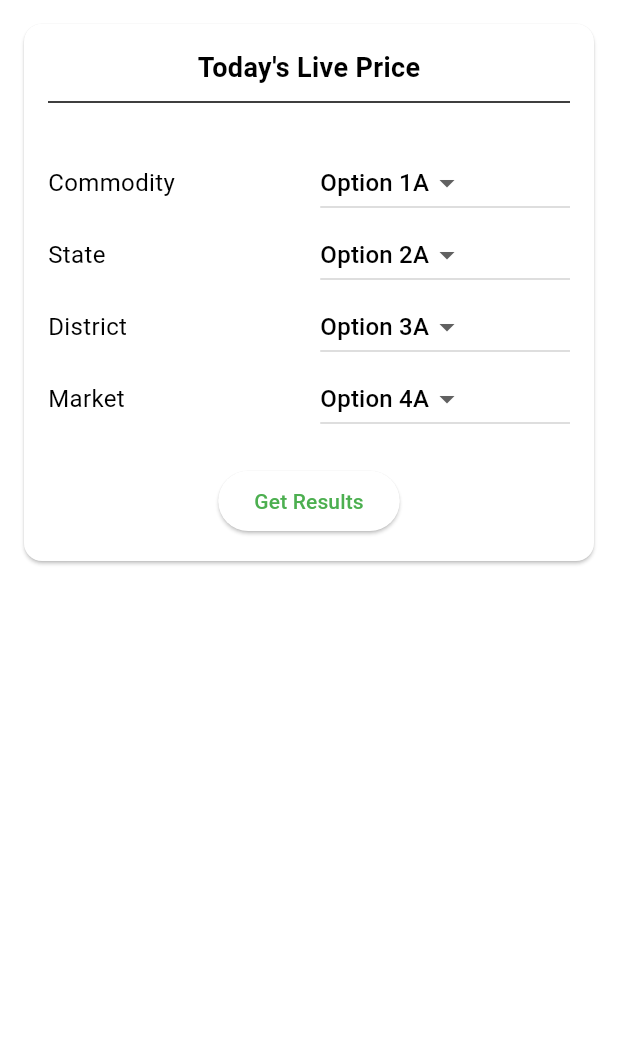
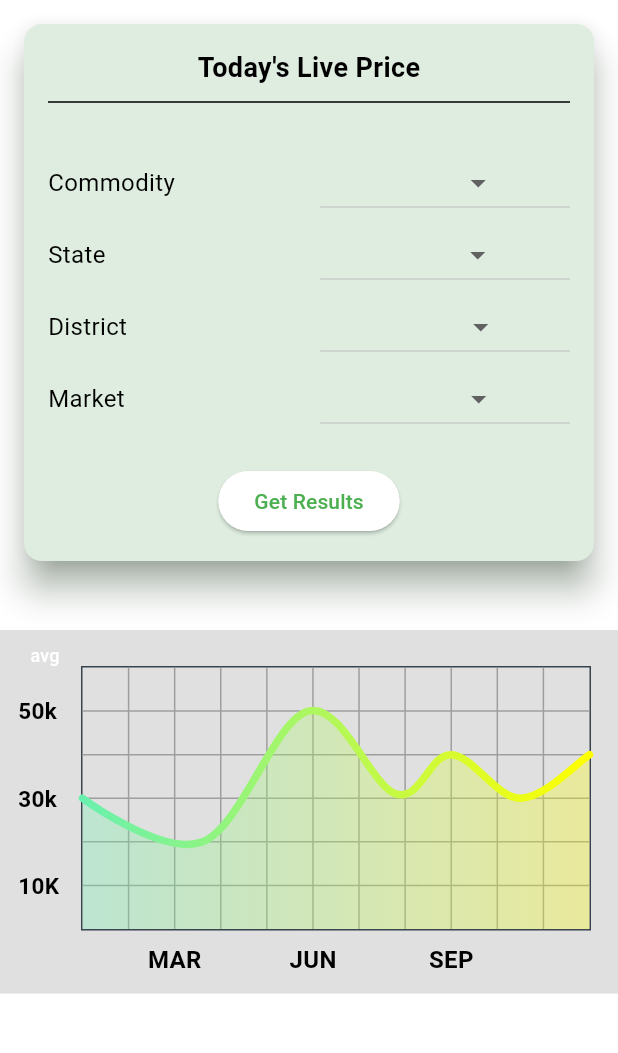
Before and after one commit to Shivansh722/Jai-Kisan, a Flutter app: the screen it shows once a user with an empty profile is signed in, on a phone screen of 412 x 824 dp, the part 129-1182 px from its top. Run offline on Flutter 3.47's test engine with Material 3 defaults, Android fonts, the phone set to English and light mode, and no system bars; drawn by our look-alikes of fl_chart; our stand-ins replace firebase_auth, firebase_core; missing offline and left inert: fading_edge_scrollview; accounts and stored records are empty.

Commit message:
Added Graph

```diff
--- /dev/null
+++ b/lib/components/dropdown_menu.dart
@@ -0,0 +1,53 @@
+import 'package:flutter/material.dart';
+
+class CustomDropdownButton extends StatefulWidget {
+  final String label;
+  final List<String> options;
+  final String? selectedValue;
+  final ValueChanged<String?> onChanged;
+
+  const CustomDropdownButton({
+    super.key,
+    required this.label,
+    required this.options,
+    required this.selectedValue,
+    required this.onChanged,
+  });
+
+  @override
+  State<CustomDropdownButton> createState() => _CustomDropdownButtonState();
+}
+
+class _CustomDropdownButtonState extends State<CustomDropdownButton> {
+  @override
+  Widget build(BuildContext context) {
+    return Row(
+      mainAxisAlignment: MainAxisAlignment.center,
+      children: [
+        Expanded(
+          flex: 2,
+          child: Text(
+            widget.label,
+            style: const TextStyle(fontSize: 16.0),
+          ),
+        ),
+        const SizedBox(width: 15.0),
+        Expanded(
+          flex: 2,
+          child: DropdownButton<String>(
+            value: widget.selectedValue,
+            onChanged: widget.onChanged,
+            items: widget.options
+                .map<DropdownMenuItem<String>>(
+                  (String value) => DropdownMenuItem<String>(
+                    value: value,
+                    child: Text(value),
+                  ),
+                )
+                .toList(),
+          ),
+        ),
+      ],
+    );
+  }
+}
--- /dev/null
+++ b/lib/components/graph.dart
@@ -0,0 +1,291 @@
+import 'package:fl_chart/fl_chart.dart';
+import 'package:flutter/material.dart';
+
+class LineChartWidget extends StatefulWidget {
+  const LineChartWidget({super.key});
+
+  @override
+  State<LineChartWidget> createState() => _LineChartWidgetState();
+}
+
+class _LineChartWidgetState extends State<LineChartWidget> {
+  List<Color> gradientColors = [
+    Colors.greenAccent,
+    Colors.yellowAccent,
+  ];
+
+  bool showAvg = false;
+
+  @override
+  Widget build(BuildContext context) {
+    return Stack(
+      children: <Widget>[
+        AspectRatio(
+          aspectRatio: 1.70,
+          child: Padding(
+            padding: const EdgeInsets.only(
+              right: 18,
+              left: 12,
+              top: 24,
+              bottom: 12,
+            ),
+            child: LineChart(
+              showAvg ? avgData() : mainData(),
+            ),
+          ),
+        ),
+        SizedBox(
+          width: 60,
+          height: 34,
+          child: TextButton(
+            onPressed: () {
+              setState(() {
+                showAvg = !showAvg;
+              });
+            },
+            child: Text(
+              'avg',
+              style: TextStyle(
+                fontSize: 12,
+                color: showAvg ? Colors.white.withOpacity(0.5) : Colors.white,
+              ),
+            ),
+          ),
+        ),
+      ],
+    );
+  }
+
+  Widget bottomTitleWidgets(double value, TitleMeta meta) {
+    const style = TextStyle(
+      fontWeight: FontWeight.bold,
+      fontSize: 16,
+    );
+    Widget text;
+    switch (value.toInt()) {
+      case 2:
+        text = const Text('MAR', style: style);
+        break;
+      case 5:
+        text = const Text('JUN', style: style);
+        break;
+      case 8:
+        text = const Text('SEP', style: style);
+        break;
+      default:
+        text = const Text('', style: style);
+        break;
+    }
+
+    return SideTitleWidget(
+      axisSide: meta.axisSide,
+      child: text,
+    );
+  }
+
+  Widget leftTitleWidgets(double value, TitleMeta meta) {
+    const style = TextStyle(
+      fontWeight: FontWeight.bold,
+      fontSize: 15,
+    );
+    String text;
+    switch (value.toInt()) {
+      case 1:
+        text = '10K';
+        break;
+      case 3:
+        text = '30k';
+        break;
+      case 5:
+        text = '50k';
+        break;
+      default:
+        return Container();
+    }
+
+    return Text(text, style: style, textAlign: TextAlign.left);
+  }
+
+  LineChartData mainData() {
+    return LineChartData(
+      gridData: FlGridData(
+        show: true,
+        drawVerticalLine: true,
+        horizontalInterval: 1,
+        verticalInterval: 1,
+        getDrawingHorizontalLine: (value) {
+          return const FlLine(
+            color: Colors.grey,
+            strokeWidth: 1,
+          );
+        },
+        getDrawingVerticalLine: (value) {
+          return const FlLine(
+            color: Colors.grey,
+            strokeWidth: 1,
+          );
+        },
+      ),
+      titlesData: FlTitlesData(
+        show: true,
+        rightTitles: const AxisTitles(
+          sideTitles: SideTitles(showTitles: false),
+        ),
+        topTitles: const AxisTitles(
+          sideTitles: SideTitles(showTitles: false),
+        ),
+        bottomTitles: AxisTitles(
+          sideTitles: SideTitles(
+            showTitles: true,
+            reservedSize: 30,
+            interval: 1,
+            getTitlesWidget: bottomTitleWidgets,
+          ),
+        ),
+        leftTitles: AxisTitles(
+          sideTitles: SideTitles(
+            showTitles: true,
+            interval: 1,
+            getTitlesWidget: leftTitleWidgets,
+            reservedSize: 42,
+          ),
+        ),
+      ),
+      borderData: FlBorderData(
+        show: true,
+        border: Border.all(color: const Color(0xff37434d)),
+      ),
+      minX: 0,
+      maxX: 11,
+      minY: 0,
+      maxY: 6,
+      lineBarsData: [
+        LineChartBarData(
+          spots: const [
+            FlSpot(0, 3),
+            FlSpot(2.6, 2),
+            FlSpot(4.9, 5),
+            FlSpot(6.8, 3.1),
+            FlSpot(8, 4),
+            FlSpot(9.5, 3),
+            FlSpot(11, 4),
+          ],
+          isCurved: true,
+          gradient: LinearGradient(
+            colors: gradientColors,
+          ),
+          barWidth: 5,
+          isStrokeCapRound: true,
+          dotData: const FlDotData(
+            show: false,
+          ),
+          belowBarData: BarAreaData(
+            show: true,
+            gradient: LinearGradient(
+              colors: gradientColors
+                  .map((color) => color.withOpacity(0.3))
+                  .toList(),
+            ),
+          ),
+        ),
+      ],
+    );
+  }
+
+  LineChartData avgData() {
+    return LineChartData(
+      lineTouchData: const LineTouchData(enabled: false),
+      gridData: FlGridData(
+        show: true,
+        drawHorizontalLine: true,
+        verticalInterval: 1,
+        horizontalInterval: 1,
+        getDrawingVerticalLine: (value) {
+          return const FlLine(
+            color: Color(0xff37434d),
+            strokeWidth: 1,
+          );
+        },
+        getDrawingHorizontalLine: (value) {
+          return const FlLine(
+            color: Color(0xff37434d),
+            strokeWidth: 1,
+          );
+        },
+      ),
+      titlesData: FlTitlesData(
+        show: true,
+        bottomTitles: AxisTitles(
+          sideTitles: SideTitles(
+            showTitles: true,
+            reservedSize: 30,
+            getTitlesWidget: bottomTitleWidgets,
+            interval: 1,
+          ),
+        ),
+        leftTitles: AxisTitles(
+          sideTitles: SideTitles(
+            showTitles: true,
+            getTitlesWidget: leftTitleWidgets,
+            reservedSize: 42,
+            interval: 1,
+          ),
+        ),
+        topTitles: const AxisTitles(
+          sideTitles: SideTitles(showTitles: false),
+        ),
+        rightTitles: const AxisTitles(
+          sideTitles: SideTitles(showTitles: false),
+        ),
+      ),
+      borderData: FlBorderData(
+        show: true,
+        border: Border.all(color: const Color(0xff37434d)),
+      ),
+      minX: 0,
+      maxX: 11,
+      minY: 0,
+      maxY: 6,
+      lineBarsData: [
+        LineChartBarData(
+          spots: const [
+            FlSpot(0, 3.44),
+            FlSpot(2.6, 3.44),
+            FlSpot(4.9, 3.44),
+            FlSpot(6.8, 3.44),
+            FlSpot(8, 3.44),
+            FlSpot(9.5, 3.44),
+            FlSpot(11, 3.44),
+          ],
+          isCurved: true,
+          gradient: LinearGradient(
+            colors: [
+              ColorTween(begin: gradientColors[0], end: gradientColors[1])
+                  .lerp(0.2)!,
+              ColorTween(begin: gradientColors[0], end: gradientColors[1])
+                  .lerp(0.2)!,
+            ],
+          ),
+          barWidth: 5,
+          isStrokeCapRound: true,
+          dotData: const FlDotData(
+            show: false,
+          ),
+          belowBarData: BarAreaData(
+            show: true,
+            gradient: LinearGradient(
+              colors: [
+                ColorTween(begin: gradientColors[0], end: gradientColors[1])
+                    .lerp(0.2)!
+                    .withOpacity(0.1),
+                ColorTween(begin: gradientColors[0], end: gradientColors[1])
+                    .lerp(0.2)!
+                    .withOpacity(0.1),
+              ],
+            ),
+          ),
+        ),
+      ],
+    );
+  }
+}
--- a/lib/components/homepage_card.dart
+++ b/lib/components/homepage_card.dart
@@ -1,29 +1,28 @@
 import 'package:flutter/material.dart';
+import 'package:vishnu/components/dropdown_menu.dart';
+import 'package:vishnu/pages/result_page.dart';
 
 class CardWidget extends StatefulWidget {
-  const CardWidget({super.key, required this.onGetResults});
-  final Function(List<String>) onGetResults;
+  const CardWidget({
+    super.key,
+  });
 
   @override
   State<CardWidget> createState() => _CardWidgetState();
 }
 
 class _CardWidgetState extends State<CardWidget> {
-  // Add variables to store selected values from dropdown menus
-  String selectedOption1 = "Option 1A";
-  String selectedOption2 = "Option 2A";
-  String selectedOption3 = "Option 3A";
-  String selectedOption4 = "Option 4A";
-
-  // Define options for each dropdown
-  List<String> options1 = ["Option 1A", "Option 1B", "Option 1C"];
-  List<String> options2 = ["Option 2A", "Option 2B", "Option 2C"];
-  List<String> options3 = ["Option 3A", "Option 3B", "Option 3C"];
-  List<String> options4 = ["Option 4A", "Option 4B", "Option 4C"];
+  String? selectedCommodity;
+  String? selectedState;
+  String? selectedDistrict;
+  String? selectedMarket;
 
   @override
   Widget build(BuildContext context) {
     return Card(
+      elevation: 10,
+      shadowColor: const Color.fromARGB(255, 0, 68, 2),
+      surfaceTintColor: const Color.fromARGB(255, 0, 114, 4),
       margin: const EdgeInsets.all(16.0),
       child: Padding(
         padding: const EdgeInsets.all(16.0),
@@ -42,23 +41,69 @@ class _CardWidgetState extends State<CardWidget> {
             Column(
               mainAxisAlignment: MainAxisAlignment.center,
               children: [
-                buildDropdown("Commodity", options1, selectedOption1),
-                buildDropdown("State", options2, selectedOption2),
-                buildDropdown("District", options3, selectedOption3),
-                buildDropdown("Market", options4, selectedOption4),
+                CustomDropdownButton(
+                    label: "Commodity",
+                    options: const ['Commodity1', 'Commodity2', 'Commodity3'],
+                    selectedValue: selectedCommodity,
+                    onChanged: (String? value) {
+                      setState(() {
+                        selectedCommodity = value;
+                      });
+                    }),
+                CustomDropdownButton(
+                    label: "State",
+                    options: const [
+                      'State1           ',
+                      'State2           ',
+                      'State3           '
+                    ],
+                    selectedValue: selectedState,
+                    onChanged: (String? value) {
+                      setState(() {
+                        selectedState = value;
+                      });
+                    }),
+                CustomDropdownButton(
+                    label: "District",
+                    options: const [
+                      'District1        ',
+                      'District2        ',
+                      'District3        '
+                    ],
+                    selectedValue: selectedDistrict,
+                    onChanged: (String? value) {
+                      setState(() {
+                        selectedDistrict = value;
+                      });
+                    }),
+                CustomDropdownButton(
+                    label: "Market",
+                    options: const [
+                      'Market1        ',
+                      'Market2        ',
+                      'Market3        '
+                    ],
+                    selectedValue: selectedMarket,
+                    onChanged: (String? value) {
+                      setState(() {
+                        selectedMarket = value;
+                      });
+                    }),
               ],
             ),
             const SizedBox(height: 20.0),
             ElevatedButton(
               onPressed: () {
-                List<String> selectedValues = [
-                  selectedOption1,
-                  selectedOption2,
-                  selectedOption3,
-                  selectedOption4,
-                ];
-
-                widget.onGetResults(selectedValues);
+                Navigator.push(
+                  context,
+                  MaterialPageRoute(
+                    builder: (context) => ResultPage(
+                        selectedCommodity: selectedCommodity,
+                        selectedState: selectedState,
+                        selectedDistrict: selectedDistrict,
+                        selectedMarket: selectedMarket),
+                  ),
+                );
               },
               child: const Text('Get Results'),
             ),
@@ -67,53 +112,4 @@ class _CardWidgetState extends State<CardWidget> {
       ),
     );
   }
-
-  Widget buildDropdown(
-      String label, List<String> options, String selectedValue) {
-    return Row(
-      mainAxisAlignment: MainAxisAlignment.center,
-      children: [
-        Expanded(
-          flex: 2,
-          child: Text(
-            label,
-            style: const TextStyle(fontSize: 16.0),
-          ),
-        ),
-        const SizedBox(width: 15.0), // Adjust the spacing as needed
-        Expanded(
-          flex: 2, // Adjust the flex values based on your preference
-          child: DropdownButton<String>(
-            value: selectedValue,
-            onChanged: (newValue) {
-              setState(() {
-                switch (label) {
-                  case "Option 1":
-                    selectedOption1 = newValue!;
-                    break;
-                  case "Option 2":
-                    selectedOption2 = newValue!;
-                    break;
-                  case "Option 3":
-                    selectedOption3 = newValue!;
-                    break;
-                  case "Option 4":
-                    selectedOption4 = newValue!;
-                    break;
-                }
-              });
-            },
-            items: options
-                .map<DropdownMenuItem<String>>(
-                  (String value) => DropdownMenuItem<String>(
-                    value: value,
-                    child: Text(value),
-                  ),
-                )
-                .toList(),
-          ),
-        ),
-      ],
-    );
-  }
 }
--- a/lib/pages/home_page.dart
+++ b/lib/pages/home_page.dart
@@ -1,9 +1,9 @@
 import 'package:flutter/material.dart';
+import 'package:vishnu/components/graph.dart';
 import 'package:vishnu/components/homePage_card.dart';
 import 'package:vishnu/components/my_drawer.dart';
 import 'package:vishnu/authentication/auth_service.dart';
 import 'package:vishnu/components/live_bar.dart'; // Replace with the actual path to your LiveRunningBar widget
-import 'package:vishnu/pages/result_page.dart';
 
 class HomePage extends StatefulWidget {
   const HomePage({super.key});
@@ -13,11 +13,6 @@ class HomePage extends StatefulWidget {
 }
 
 class _HomePageState extends State<HomePage> {
-
-  String option1 = "Option 1";
-  String option2 = "Option 2";
-  String option3 = "Option 3";
-  String option4 = "Option 4";
   //logout function
   void logout() {
     //implement logout here
@@ -38,29 +33,28 @@ class _HomePageState extends State<HomePage> {
         backgroundColor: Colors.green.shade300,
         foregroundColor: Colors.white,
       ),
-      drawer: MyDrawer(),
-      body: Column(
+      drawer: const MyDrawer(),
+      body: SingleChildScrollView(
+        scrollDirection: Axis.vertical,
+        child: Column(
           crossAxisAlignment: CrossAxisAlignment.start,
           children: [
-          // Your other widgets
             Container(
-            height: 30, // Adjust the height as needed
+              height: 30,
               color: Colors.green.shade300,
-            child: const LiveRunningBar(price: 60,), // Replace with the actual instantiation of your LiveRunningBar
+              child: const LiveRunningBar(price: 60,),
             ),
-          Center(
-            child: CardWidget(
-              onGetResults: (selectedValues) {
-                Navigator.push(
-                  context,
-                  MaterialPageRoute(
-                    builder: (context) => ResultPage(selectedValues: selectedValues),
+            const Center(
+              child: CardWidget(),
             ),
-                );
-              },
+            const SizedBox(height: 30,),
+            Container(
+              color: Colors.black12,
+              width: MediaQuery.of(context).size.width,
+              child: const LineChartWidget(),
             ),
-          )
           ],
+        ),
       ),
     );
   }
--- a/pubspec.yaml
+++ b/pubspec.yaml
@@ -13,6 +13,7 @@ dependencies:
   fading_edge_scrollview:
   firebase_core: ^2.24.2
   firebase_auth: ^4.16.0
+  fl_chart:
 
 dev_dependencies:
   flutter_test:
```
Also changed, not shown: lib/pages/prediction_page.dart (+34 -68 lines), lib/pages/result_page.dart (+15 -7 lines), pubspec.lock. Lines whose indentation alone changed are shown as unchanged.
